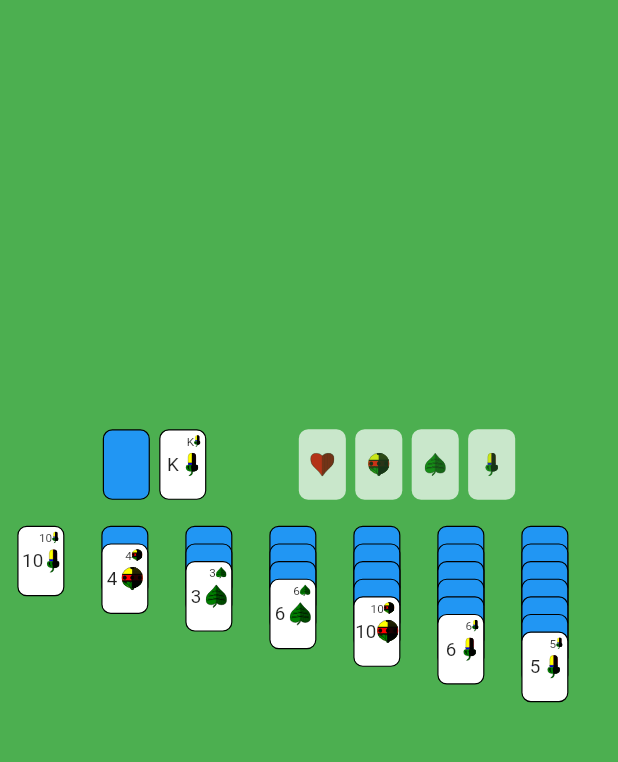
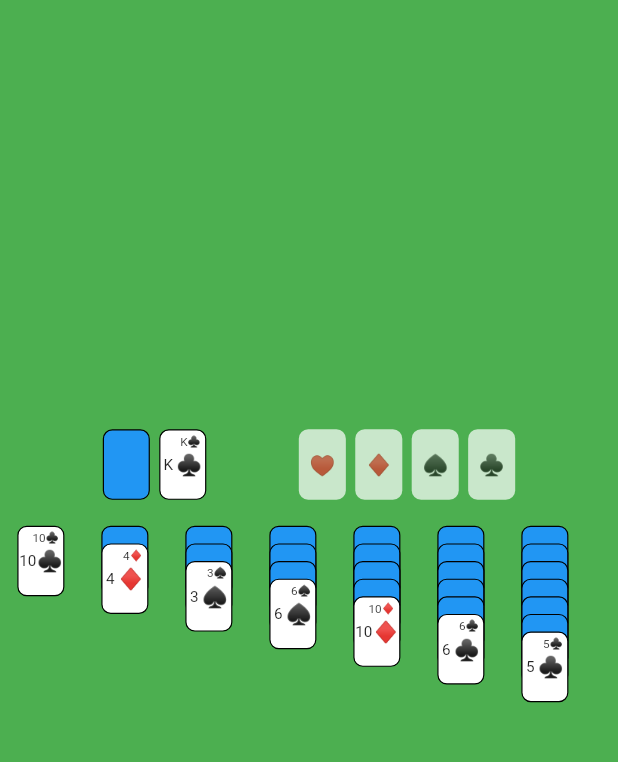
Before and after one commit to knoeferl/solitaire, a Flutter app: the screen it shows after launch, on a phone screen of 412 x 824 dp, the part 59-821 px from its top. Run offline on Flutter 3.47's test engine with Material 2 defaults, Android fonts, the light colour scheme and no system bars; our stand-ins replace flutter_svg.

Commit message:
use unicode Symbols

```diff
--- a/lib/playing_card.dart
+++ b/lib/playing_card.dart
@@ -30,6 +30,19 @@ enum CardColor {
 }
 
 Widget suitToImage(CardSuit cardSuit) {
+
+  switch (cardSuit) {
+    case CardSuit.hearts:
+      return const FittedBox(child: Text("♥", style: TextStyle(color: Colors.red),));
+    case CardSuit.diamonds:
+      return const FittedBox(child: Text("♦", style: TextStyle(color: Colors.red),));
+    case CardSuit.clubs:
+      return const FittedBox(child: Text("♣", style: TextStyle(color: Colors.black),));
+    case CardSuit.spades:
+      return const FittedBox(child: Text("♠", style: TextStyle(color: Colors.black),));
+  }
+
+
   switch (cardSuit) {
     case CardSuit.hearts:
       return FittedBox(child: SvgPicture.asset('images/Bay_herz.svg'));
--- a/lib/transformed_card.dart
+++ b/lib/transformed_card.dart
@@ -85,7 +85,7 @@ class _TransformedCardState extends State<TransformedCard> {
                     child: Text(
                       _cardTypeToString(),
                       style: const TextStyle(
-                        fontSize: 16.0,
+                        fontSize: 13.0,
                       ),
                     ),
                   ),
```
